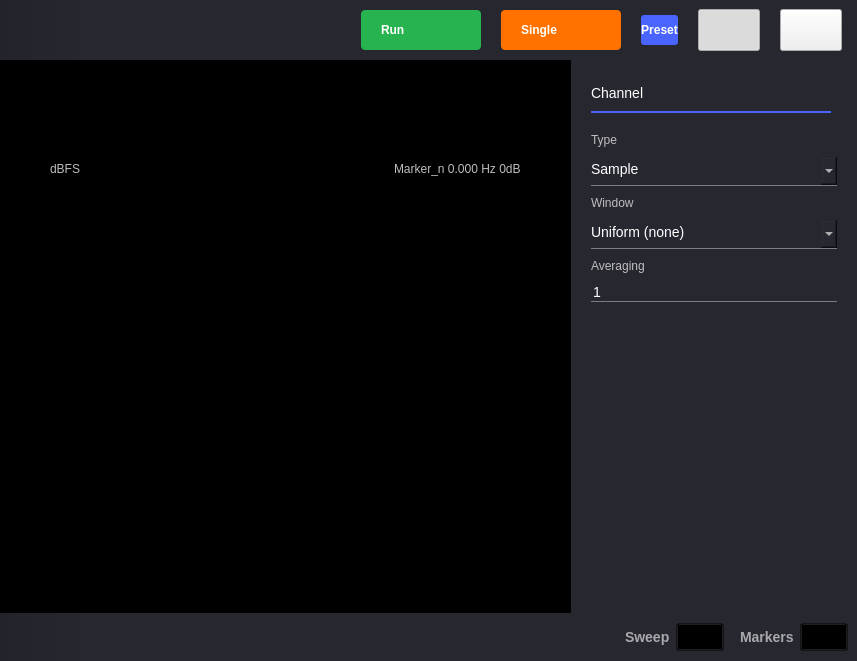
Before: the Qt Designer form ui/spectrum_analyzer.ui in analogdevicesinc/scopy, drawn with Qt 5.
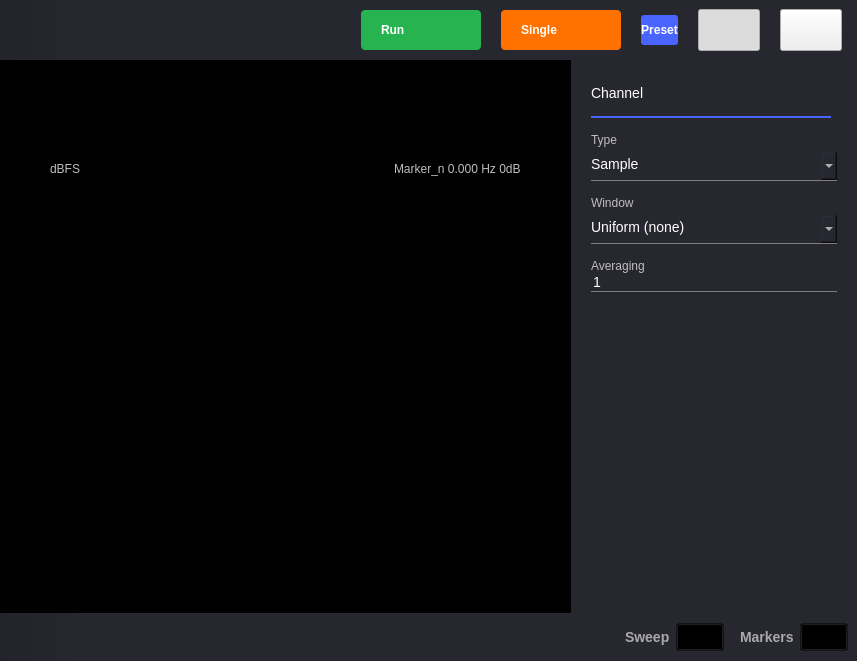
After: the same form once the commit is applied. The open tabs and pages were chosen to show the change. Icons and pictures are not drawn. Custom widgets are drawn as their Qt base class.

Commit message: SpectrumAnalyzer: Fix spacing in channel settings menu

Patch:
```diff
--- a/ui/spectrum_analyzer.ui
+++ b/ui/spectrum_analyzer.ui
@@ -506,7 +506,7 @@
              <widget class="QWidget" name="channelSettings">
               <layout class="QVBoxLayout" name="verticalLayout_4">
                <property name="spacing">
-                <number>10</number>
+                <number>15</number>
                </property>
                <property name="leftMargin">
                 <number>20</number>
@@ -565,12 +565,20 @@
                  <property name="sizeHint" stdset="0">
                   <size>
                    <width>10</width>
-                   <height>10</height>
+                   <height>0</height>
                   </size>
                  </property>
                 </spacer>
                </item>
                <item>
+                <layout class="QVBoxLayout" name="verticalLayout_10">
+                 <property name="spacing">
+                  <number>5</number>
+                 </property>
+                 <property name="topMargin">
+                  <number>0</number>
+                 </property>
+                 <item>
                 <widget class="QLabel" name="label_type">
                  <property name="text">
                   <string>Type</string>
@@ -591,6 +599,16 @@
                  </item>
                 </widget>
                </item>
+                </layout>
+               </item>
+               <item>
+                <layout class="QVBoxLayout" name="verticalLayout_11">
+                 <property name="spacing">
+                  <number>5</number>
+                 </property>
+                 <property name="topMargin">
+                  <number>0</number>
+                 </property>
                <item>
                 <widget class="QLabel" name="label_window">
                  <property name="text">
@@ -612,6 +630,16 @@
                  </item>
                 </widget>
                </item>
+                </layout>
+               </item>
+               <item>
+                <layout class="QVBoxLayout" name="verticalLayout_12">
+                 <property name="spacing">
+                  <number>0</number>
+                 </property>
+                 <property name="topMargin">
+                  <number>0</number>
+                 </property>
                <item>
                 <widget class="QLabel" name="label_averaging">
                  <property name="text">
@@ -637,6 +665,8 @@
                   <number>100</number>
                  </property>
                 </widget>
+                 </item>
+                </layout>
                </item>
                <item>
                 <spacer name="verticalSpacer_4">
```
Left out of the diff: 2 changed lines with no effect on the pictures. Lines whose indentation alone changed are shown as unchanged.
